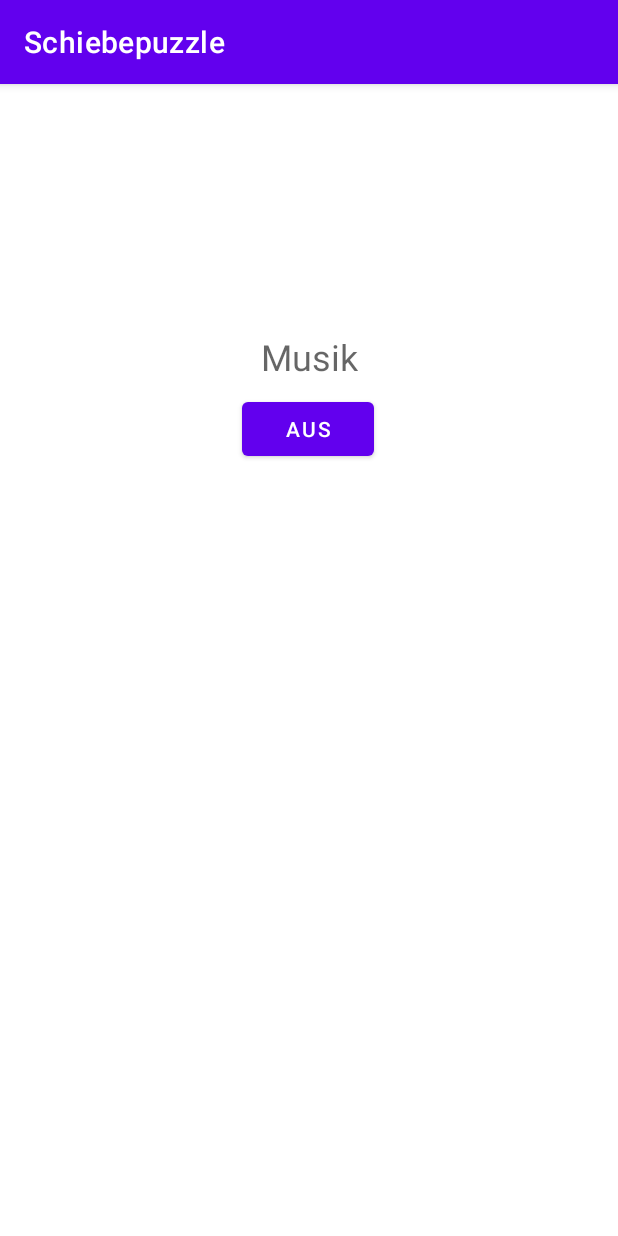
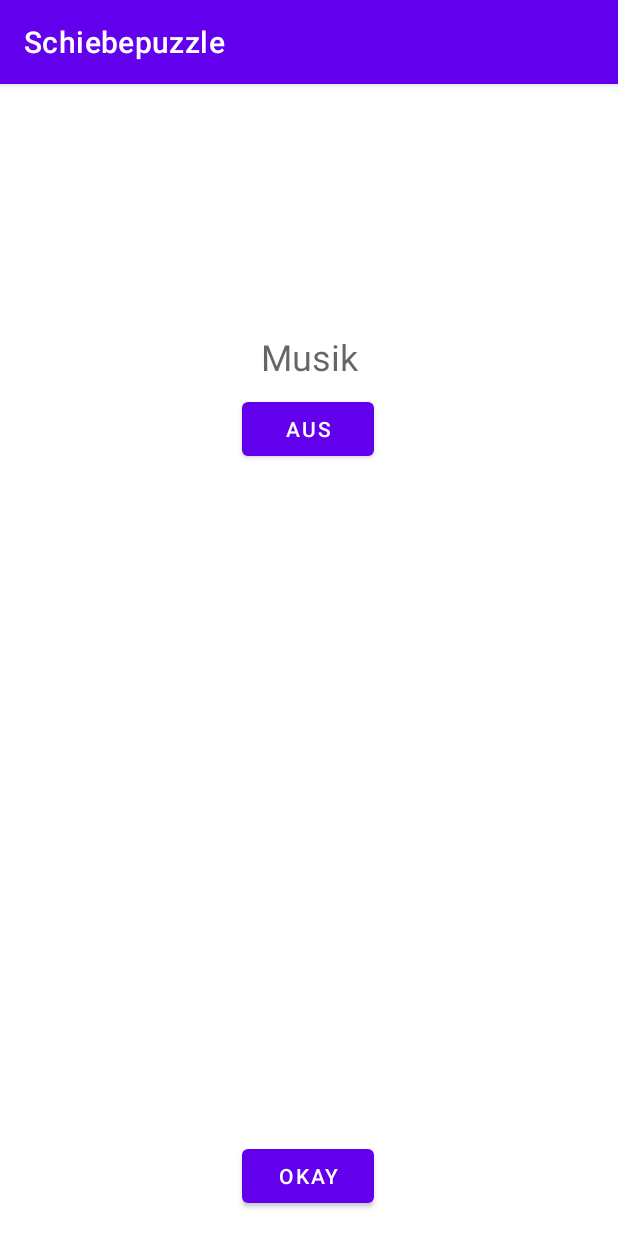
Before and after one commit to MarcoHoeflechner/hoeflechner_moser_stix_voglbauer_schiebepuzzle, an Android app: the SettingsMenu screen opened directly, with no data from a screen before it, on a phone screen of 412 x 824 dp. Run offline under Robolectric (Android 15) with nearby library versions, the phone set to English and light mode, and no system bars.

Commit message:
Okay Button in SettingsMenu hinzugefügt (Mosas Main Activity noch immer macht Probleme)

```diff
--- a/app/src/main/java/hoeflechner/moser/stix/voglbauer/schiebepuzzle/SettingsMenu.java
+++ b/app/src/main/java/hoeflechner/moser/stix/voglbauer/schiebepuzzle/SettingsMenu.java
@@ -18,12 +18,16 @@
     // Variable für Ein/Ausschalter
     private Boolean music = true;
 
+    //Okay Button bringt einem zurück zur MainActivity
+    private Button okayButton;
+
     @Override
     protected void onCreate(Bundle savedInstanceState) {
         super.onCreate(savedInstanceState);
         setContentView(R.layout.activity_settings_menu);
 
         musikButton = (Button) findViewById(R.id.musik_button);
+        okayButton = (Button) findViewById(R.id.return_button);
 
         // Button an Variable anpassen
         if (music)
@@ -42,6 +46,13 @@
                 switchOnOff();
             }
         });
+
+        okayButton.setOnClickListener(new View.OnClickListener() {
+            @Override
+            public void onClick(View view) {
+                finish();
+            }
+        });
     }
 
     //Wechselt den Text des Musikbuttons auf ein oder aus
--- a/app/src/main/res/layout/activity_settings_menu.xml
+++ b/app/src/main/res/layout/activity_settings_menu.xml
@@ -34,6 +34,17 @@
                 app:layout_constraintTop_toBottomOf="@+id/textView"
                 app:layout_constraintVertical_bias="0.0" />
 
+            <Button
+                android:id="@+id/return_button"
+                android:layout_width="wrap_content"
+                android:layout_height="wrap_content"
+                android:layout_marginBottom="16dp"
+                android:text="Okay"
+                app:layout_constraintBottom_toBottomOf="parent"
+                app:layout_constraintEnd_toEndOf="parent"
+                app:layout_constraintHorizontal_bias="0.498"
+                app:layout_constraintStart_toStartOf="parent" />
+
             <TextView
                 android:id="@+id/textView"
                 android:layout_width="wrap_content"
```
